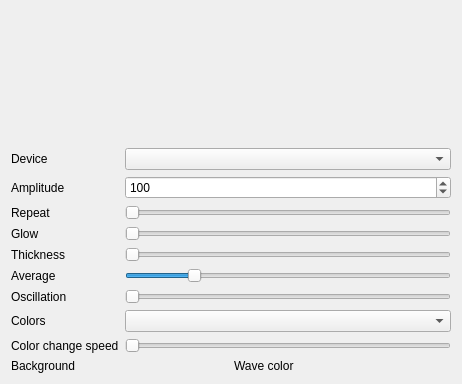
The window that Effects/AudioSine/AudioSine.ui (DLdota/OpenRGBEffectsPlugin) describes before a commit, drawn with Qt 5.
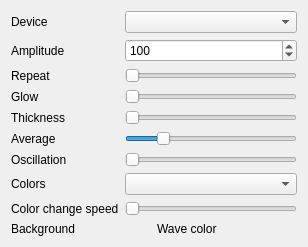
The same window after the commit. Custom widgets are drawn as their Qt base class.

Diff of the .ui file:
```diff
--- a/Effects/AudioSine/AudioSine.ui
+++ b/Effects/AudioSine/AudioSine.ui
@@ -6,32 +6,35 @@
    <rect>
     <x>0</x>
     <y>0</y>
-    <width>462</width>
-    <height>384</height>
+    <width>308</width>
+    <height>245</height>
    </rect>
   </property>
   <property name="windowTitle">
    <string>Form</string>
   </property>
   <layout class="QGridLayout" name="gridLayout">
-   <item row="8" column="1">
-    <widget class="QComboBox" name="color_mode"/>
-   </item>
    <item row="7" column="0">
-    <widget class="QLabel" name="label_6">
+    <widget class="QLabel" name="label_10">
      <property name="text">
-      <string>Oscillation</string>
-     </property>
-    </widget>
-   </item>
-   <item row="9" column="0">
-    <widget class="QLabel" name="label_7">
-     <property name="text">
-      <string>Color change speed</string>
+      <string>Colors</string>
      </property>
     </widget>
    </item>
    <item row="6" column="1">
+    <widget class="QTooltipedSlider" name="oscillation">
+     <property name="minimum">
+      <number>0</number>
+     </property>
+     <property name="maximum">
+      <number>100</number>
+     </property>
+     <property name="orientation">
+      <enum>Qt::Horizontal</enum>
+     </property>
+    </widget>
+   </item>
+   <item row="5" column="1">
     <widget class="QTooltipedSlider" name="average">
      <property name="minimum">
       <number>8</number>
@@ -50,76 +53,31 @@
      </property>
     </widget>
    </item>
-   <item row="3" column="0">
-    <widget class="QLabel" name="label_2">
-     <property name="text">
-      <string>Repeat</string>
-     </property>
-    </widget>
-   </item>
-   <item row="4" column="1">
-    <widget class="QTooltipedSlider" name="glow">
-     <property name="minimum">
-      <number>1</number>
-     </property>
-     <property name="maximum">
-      <number>100</number>
-     </property>
-     <property name="orientation">
-      <enum>Qt::Horizontal</enum>
-     </property>
-    </widget>
-   </item>
-   <item row="5" column="1">
-    <widget class="QTooltipedSlider" name="thickness">
-     <property name="minimum">
-      <number>0</number>
-     </property>
-     <property name="maximum">
-      <number>100</number>
-     </property>
-     <property name="value">
-      <number>0</number>
-     </property>
-     <property name="orientation">
-      <enum>Qt::Horizontal</enum>
-     </property>
-    </widget>
-   </item>
-   <item row="3" column="1">
-    <widget class="QTooltipedSlider" name="repeat">
-     <property name="minimum">
-      <number>1</number>
-     </property>
-     <property name="maximum">
-      <number>40</number>
-     </property>
-     <property name="orientation">
-      <enum>Qt::Horizontal</enum>
-     </property>
-    </widget>
-   </item>
    <item row="8" column="0">
-    <widget class="QLabel" name="label_10">
+    <widget class="QLabel" name="label_7">
      <property name="text">
-      <string>Colors</string>
+      <string>Color change speed</string>
      </property>
     </widget>
    </item>
-   <item row="7" column="1">
-    <widget class="QTooltipedSlider" name="oscillation">
-     <property name="minimum">
-      <number>0</number>
+   <item row="4" column="0">
+    <widget class="QLabel" name="label_4">
+     <property name="text">
+      <string>Thickness</string>
      </property>
+    </widget>
+   </item>
+   <item row="1" column="1">
+    <widget class="QSpinBox" name="amplitude">
      <property name="maximum">
+      <number>10000000</number>
+     </property>
+     <property name="value">
       <number>100</number>
      </property>
-     <property name="orientation">
-      <enum>Qt::Horizontal</enum>
-     </property>
     </widget>
    </item>
-   <item row="6" column="0">
+   <item row="5" column="0">
     <widget class="QLabel" name="label_5">
      <property name="text">
       <string>Average</string>
@@ -127,30 +85,20 @@
     </widget>
    </item>
    <item row="0" column="0">
-    <spacer name="verticalSpacer">
-     <property name="orientation">
-      <enum>Qt::Vertical</enum>
-     </property>
-     <property name="sizeHint" stdset="0">
-      <size>
-       <width>20</width>
-       <height>40</height>
-      </size>
-     </property>
-    </spacer>
-   </item>
-   <item row="2" column="1">
-    <widget class="QSpinBox" name="amplitude">
-     <property name="maximum">
-      <number>10000000</number>
-     </property>
-     <property name="value">
-      <number>100</number>
+    <widget class="QLabel" name="label_11">
+     <property name="text">
+      <string>Device</string>
      </property>
     </widget>
    </item>
-   <item row="9" column="1">
-    <widget class="QTooltipedSlider" name="color_change_speed">
+   <item row="7" column="1">
+    <widget class="QComboBox" name="color_mode"/>
+   </item>
+   <item row="3" column="1">
+    <widget class="QTooltipedSlider" name="glow">
+     <property name="minimum">
+      <number>1</number>
+     </property>
      <property name="maximum">
       <number>100</number>
      </property>
@@ -159,7 +107,7 @@
      </property>
     </widget>
    </item>
-   <item row="10" column="0" colspan="2">
+   <item row="9" column="0" colspan="2">
     <layout class="QGridLayout" name="gridLayout_2">
      <item row="2" column="0">
       <widget class="QLabel" name="label_8">
@@ -183,35 +131,74 @@
      </item>
     </layout>
    </item>
+   <item row="2" column="1">
+    <widget class="QTooltipedSlider" name="repeat">
+     <property name="minimum">
+      <number>1</number>
+     </property>
+     <property name="maximum">
+      <number>40</number>
+     </property>
+     <property name="orientation">
+      <enum>Qt::Horizontal</enum>
+     </property>
+    </widget>
+   </item>
+   <item row="6" column="0">
+    <widget class="QLabel" name="label_6">
+     <property name="text">
+      <string>Oscillation</string>
+     </property>
+    </widget>
+   </item>
    <item row="2" column="0">
+    <widget class="QLabel" name="label_2">
+     <property name="text">
+      <string>Repeat</string>
+     </property>
+    </widget>
+   </item>
+   <item row="1" column="0">
     <widget class="QLabel" name="label">
      <property name="text">
       <string>Amplitude</string>
      </property>
     </widget>
    </item>
-   <item row="4" column="0">
+   <item row="4" column="1">
+    <widget class="QTooltipedSlider" name="thickness">
+     <property name="minimum">
+      <number>0</number>
+     </property>
+     <property name="maximum">
+      <number>100</number>
+     </property>
+     <property name="value">
+      <number>0</number>
+     </property>
+     <property name="orientation">
+      <enum>Qt::Horizontal</enum>
+     </property>
+    </widget>
+   </item>
+   <item row="8" column="1">
+    <widget class="QTooltipedSlider" name="color_change_speed">
+     <property name="maximum">
+      <number>100</number>
+     </property>
+     <property name="orientation">
+      <enum>Qt::Horizontal</enum>
+     </property>
+    </widget>
+   </item>
+   <item row="3" column="0">
     <widget class="QLabel" name="label_3">
      <property name="text">
       <string>Glow</string>
      </property>
     </widget>
    </item>
-   <item row="5" column="0">
-    <widget class="QLabel" name="label_4">
-     <property name="text">
-      <string>Thickness</string>
-     </property>
-    </widget>
-   </item>
-   <item row="1" column="0">
-    <widget class="QLabel" name="label_11">
-     <property name="text">
-      <string>Device</string>
-     </property>
-    </widget>
-   </item>
-   <item row="1" column="1">
+   <item row="0" column="1">
     <widget class="QComboBox" name="devices">
      <property name="sizePolicy">
       <sizepolicy hsizetype="Ignored" vsizetype="Fixed">
```
